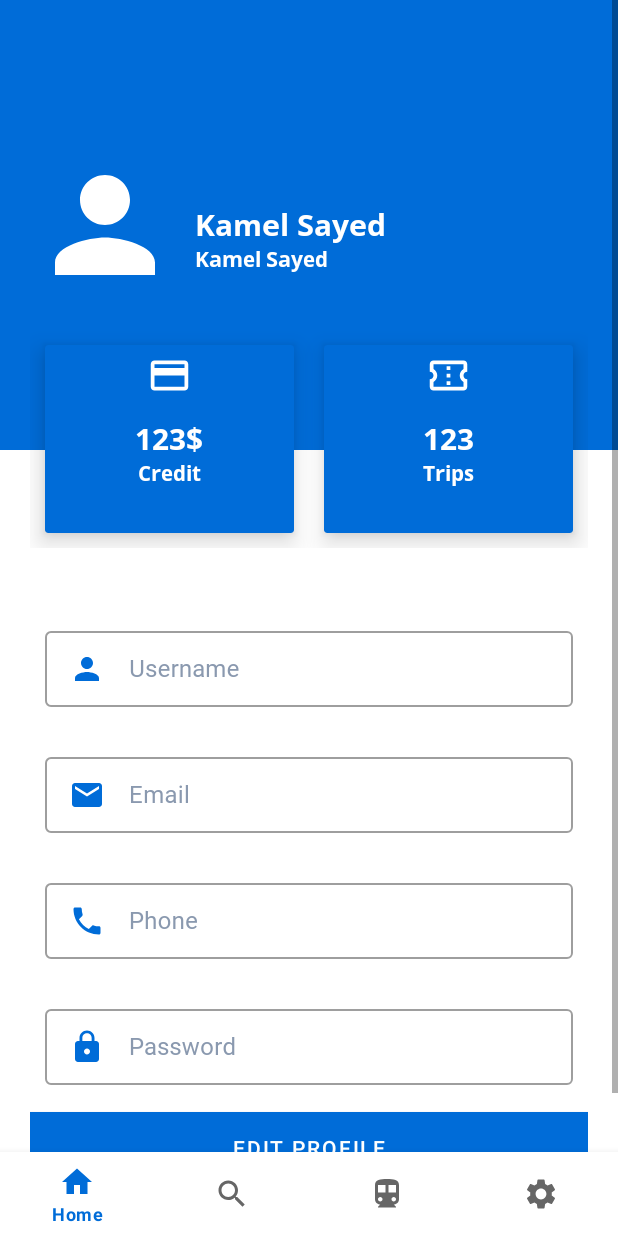
After one commit to kamelelrefaie/Metroid, an Android app: the EditProfileFragment screen opened through its navigation route, on a phone screen of 412 x 824 dp. The commit adds this screen. Run offline under Robolectric (Android 15) with nearby library versions, the phone set to English and light mode, and no system bars; our stand-ins replace Dagger/Hilt's generated code, navigation-ui; pictures from the network do not load.

Commit message:
working with edit profile

```diff
--- a/app/src/main/java/com/example/metroid/ui/view/main_Cycle/SettingsFragment.kt
+++ b/app/src/main/java/com/example/metroid/ui/view/main_Cycle/SettingsFragment.kt
@@ -49,6 +49,13 @@ class SettingsFragment : Fragment() {
 
         }
 
+        fragmentSettingsBinding.cvEditProfile.setOnClickListener {
+            findNavController().navigate(SettingsFragmentDirections.actionSettingsFragmentToEditProfileFragment())
+            if (requireActivity() is HomeActivity) {
+                (activity as HomeActivity).hideBottomNavigationView()
+            }
+        }
+
         return fragmentSettingsBinding.root
     }
 
--- /dev/null
+++ b/app/src/main/java/com/example/metroid/ui/view/settings_cycle/EditProfileFragment.kt
@@ -0,0 +1,21 @@
+package com.example.metroid.ui.view.settings_cycle
+
+import android.os.Bundle
+import android.view.LayoutInflater
+import android.view.View
+import android.view.ViewGroup
+import androidx.fragment.app.Fragment
+import com.example.metroid.databinding.FragmentEditProfileBinding
+
+class EditProfileFragment: Fragment(){
+
+    private lateinit var editProfileBinding: FragmentEditProfileBinding
+    override fun onCreateView(
+        inflater: LayoutInflater, container: ViewGroup?,
+        savedInstanceState: Bundle?
+    ): View {
+        editProfileBinding= FragmentEditProfileBinding.inflate(inflater)
+
+        return editProfileBinding.root
+    }
+}
--- /dev/null
+++ b/app/src/main/res/drawable/ic_credit.xml
@@ -0,0 +1,5 @@
+<vector android:height="24dp" android:tint="#FFFFFF"
+    android:viewportHeight="24" android:viewportWidth="24"
+    android:width="24dp" xmlns:android="http://schemas.android.com/apk/res/android">
+    <path android:fillColor="@android:color/white" android:pathData="M20,4L4,4c-1.11,0 -1.99,0.89 -1.99,2L2,18c0,1.11 0.89,2 2,2h16c1.11,0 2,-0.89 2,-2L22,6c0,-1.11 -0.89,-2 -2,-2zM20,18L4,18v-6h16v6zM20,8L4,8L4,6h16v2z"/>
+</vector>
--- /dev/null
+++ b/app/src/main/res/drawable/ic_trips.xml
@@ -0,0 +1,5 @@
+<vector android:height="24dp" android:tint="#FFFFFF"
+    android:viewportHeight="24" android:viewportWidth="24"
+    android:width="24dp" xmlns:android="http://schemas.android.com/apk/res/android">
+    <path android:fillColor="@android:color/white" android:pathData="M22,10L22,6c0,-1.11 -0.9,-2 -2,-2L4,4c-1.1,0 -1.99,0.89 -1.99,2v4c1.1,0 1.99,0.9 1.99,2s-0.89,2 -2,2v4c0,1.1 0.9,2 2,2h16c1.1,0 2,-0.9 2,-2v-4c-1.1,0 -2,-0.9 -2,-2s0.9,-2 2,-2zM20,8.54c-1.19,0.69 -2,1.99 -2,3.46s0.81,2.77 2,3.46L20,18L4,18v-2.54c1.19,-0.69 2,-1.99 2,-3.46 0,-1.48 -0.8,-2.77 -1.99,-3.46L4,6h16v2.54zM11,15h2v2h-2zM11,11h2v2h-2zM11,7h2v2h-2z"/>
+</vector>
--- /dev/null
+++ b/app/src/main/res/layout/fragment_edit_profile.xml
@@ -0,0 +1,264 @@
+<?xml version="1.0" encoding="utf-8"?>
+<LinearLayout xmlns:android="http://schemas.android.com/apk/res/android"
+    android:layout_width="match_parent"
+    android:layout_height="match_parent"
+    xmlns:tools="http://schemas.android.com/tools"
+    xmlns:app="http://schemas.android.com/apk/res-auto"
+    tools:context="ui.view.settings_cycle.EditProfileFragment">
+
+
+    <ScrollView
+        android:layout_width="match_parent"
+        android:layout_height="match_parent"
+        >
+
+        <LinearLayout
+            android:layout_width="match_parent"
+            android:layout_height="match_parent"
+            android:orientation="vertical">
+
+
+            <RelativeLayout
+                android:layout_width="match_parent"
+                android:layout_height="300dp"
+                android:background="@color/primaryColor"
+                android:padding="20dp">
+
+                <ImageView
+                    android:id="@+id/ivProfile"
+                    android:layout_width="100dp"
+                    android:layout_height="100dp"
+                    android:layout_centerVertical="true"
+                    android:src="@drawable/ic_person" />
+
+                <TextView
+                    android:id="@+id/tvFullName"
+                    android:layout_width="wrap_content"
+                    android:layout_height="wrap_content"
+                    android:layout_centerVertical="true"
+                    android:layout_marginStart="10dp"
+                    android:layout_toRightOf="@+id/ivProfile"
+                    android:fontFamily="@font/open_sans_bold"
+                    android:includeFontPadding="false"
+                    android:text="Kamel Sayed"
+                    android:textColor="@color/primaryTextColor"
+                    android:textSize="20dp" />
+
+                <TextView
+                    android:layout_width="wrap_content"
+                    android:layout_height="wrap_content"
+                    android:layout_below="@+id/tvFullName"
+                    android:layout_marginStart="10dp"
+                    android:layout_toRightOf="@+id/ivProfile"
+                    android:fontFamily="@font/open_sans_bold"
+                    android:includeFontPadding="false"
+                    android:text="Kamel Sayed"
+                    android:textColor="@color/primaryTextColor"
+                    android:textSize="14sp" />
+            </RelativeLayout>
+
+            <LinearLayout
+                android:layout_width="match_parent"
+                android:layout_height="wrap_content"
+                android:layout_marginTop="-100dp"
+                android:padding="20dp">
+
+                <androidx.cardview.widget.CardView
+                    android:layout_width="0dp"
+                    android:layout_height="125dp"
+                    android:layout_margin="10dp"
+                    android:layout_weight="1"
+                    app:cardBackgroundColor="@color/primaryColor"
+                    app:cardElevation="10dp">
+
+                    <RelativeLayout
+                        android:layout_width="match_parent"
+                        android:layout_height="match_parent"
+                        android:padding="5dp">
+
+                        <ImageView
+                            android:layout_width="30dp"
+                            android:layout_height="30dp"
+                            android:layout_centerHorizontal="true"
+                            android:src="@drawable/ic_credit" />
+
+                        <TextView
+                            android:id="@+id/tvCredit"
+                            android:layout_width="wrap_content"
+                            android:layout_height="wrap_content"
+                            android:layout_centerInParent="true"
+                            android:fontFamily="@font/open_sans_bold"
+                            android:includeFontPadding="false"
+                            android:text="123$"
+                            android:textColor="@color/primaryTextColor"
+                            android:textSize="20dp" />
+
+                        <TextView
+                            android:id="@+id/tvDesc"
+                            android:layout_width="wrap_content"
+                            android:layout_height="wrap_content"
+                            android:layout_below="@+id/tvCredit"
+
+                            android:layout_centerInParent="true"
+                            android:fontFamily="@font/open_sans_bold"
+                            android:includeFontPadding="false"
+                            android:text="Credit"
+                            android:textColor="@color/primaryTextColor"
+                            android:textSize="14sp" />
+                    </RelativeLayout>
+                </androidx.cardview.widget.CardView>
+
+                <androidx.cardview.widget.CardView
+                    android:layout_width="0dp"
+                    android:layout_height="125dp"
+                    android:layout_margin="10dp"
+                    android:layout_weight="1"
+                    app:cardBackgroundColor="@color/primaryColor"
+                    app:cardElevation="10dp">
+
+                    <RelativeLayout
+                        android:layout_width="match_parent"
+                        android:layout_height="match_parent"
+                        android:padding="5dp">
+
+                        <ImageView
+                            android:layout_width="30dp"
+                            android:layout_height="30dp"
+                            android:layout_centerHorizontal="true"
+                            android:src="@drawable/ic_trips" />
+
+                        <TextView
+                            android:id="@+id/tvTrip"
+                            android:layout_width="wrap_content"
+                            android:layout_height="wrap_content"
+                            android:layout_centerInParent="true"
+                            android:fontFamily="@font/open_sans_bold"
+                            android:includeFontPadding="false"
+                            android:text="123"
+                            android:textColor="@color/primaryTextColor"
+                            android:textSize="20dp" />
+
+                        <TextView
+                            android:id="@+id/tvDescTrip"
+                            android:layout_width="wrap_content"
+                            android:layout_height="wrap_content"
+                            android:layout_below="@+id/tvTrip"
+                            android:layout_centerInParent="true"
+                            android:layout_centerHorizontal="true"
+
+                            android:fontFamily="@font/open_sans_bold"
+                            android:includeFontPadding="false"
+                            android:text="Trips"
+                            android:textColor="@color/primaryTextColor"
+                            android:textSize="14sp" />
+                    </RelativeLayout>
+                </androidx.cardview.widget.CardView>
+
+            </LinearLayout>
+
+            <LinearLayout
+                android:layout_width="match_parent"
+                android:layout_height="wrap_content"
+                android:orientation="vertical"
+                android:padding="20dp">
+
+                <com.google.android.material.textfield.TextInputLayout
+                    style="@style/Widget.MaterialComponents.TextInputLayout.OutlinedBox.Dense"
+                    android:layout_width="match_parent"
+                    android:layout_height="wrap_content"
+                    android:layout_marginBottom="8dp"
+                    android:padding="10dp"
+                    android:textColorHint="#FF8A99AF">
+
+                    <EditText
+                        android:id="@+id/etUserName"
+                        android:layout_width="match_parent"
+                        android:layout_height="match_parent"
+                        android:drawableLeft="@drawable/ic_person_blue"
+                        android:drawablePadding="16dp"
+                        android:fontFamily="@font/calibri"
+                        android:hint="Username"
+                        android:inputType="text"
+                        android:maxLines="1"
+                        android:textColor="@android:color/black"
+                        android:textSize="16sp" />
+                </com.google.android.material.textfield.TextInputLayout>
+
+                <com.google.android.material.textfield.TextInputLayout
+                    style="@style/Widget.MaterialComponents.TextInputLayout.OutlinedBox.Dense"
+                    android:layout_width="match_parent"
+                    android:layout_height="wrap_content"
+                    android:layout_marginBottom="8dp"
+                    android:padding="10dp"
+                    android:textColorHint="#FF8A99AF">
+
+                    <EditText
+                        android:id="@+id/etEmail"
+                        android:layout_width="match_parent"
+                        android:layout_height="match_parent"
+                        android:drawableLeft="@drawable/ic_email"
+                        android:drawablePadding="16dp"
+                        android:fontFamily="@font/calibri"
+                        android:hint="Email"
+                        android:inputType="textEmailAddress"
+                        android:maxLines="1"
+                        android:textColor="@android:color/black"
+                        android:textSize="16sp" />
+                </com.google.android.material.textfield.TextInputLayout>
+
+                <com.google.android.material.textfield.TextInputLayout
+                    style="@style/Widget.MaterialComponents.TextInputLayout.OutlinedBox.Dense"
+                    android:layout_width="match_parent"
+                    android:layout_height="wrap_content"
+                    android:layout_marginBottom="8dp"
+                    android:padding="10dp"
+                    android:textColorHint="#FF8A99AF">
+
+                    <EditText
+                        android:id="@+id/etPhone"
+                        android:layout_width="match_parent"
+                        android:layout_height="match_parent"
+                        android:drawableLeft="@drawable/ic_phone"
+                        android:drawablePadding="16dp"
+                        android:fontFamily="@font/calibri"
+                        android:hint="Phone"
+                        android:inputType="phone"
+                        android:maxLines="1"
+                        android:textColor="@android:color/black"
+                        android:textSize="16sp" />
+                </com.google.android.material.textfield.TextInputLayout>
+
+                <com.google.android.material.textfield.TextInputLayout
+                    style="@style/Widget.MaterialComponents.TextInputLayout.OutlinedBox.Dense"
+                    android:layout_width="match_parent"
+                    android:layout_height="wrap_content"
+                    android:layout_marginBottom="8dp"
+                    android:padding="10dp"
+                    android:textColorHint="#FF8A99AF">
+
+                    <EditText
+                        android:id="@+id/etPassword"
+                        android:layout_width="match_parent"
+                        android:layout_height="match_parent"
+                        android:drawableLeft="@drawable/ic_lock"
+                        android:drawablePadding="16dp"
+                        android:fontFamily="@font/calibri"
+                        android:hint="@string/password"
+                        android:inputType="textPassword"
+                        android:maxLines="1"
+                        android:textColor="@android:color/black"
+                        android:textSize="16sp" />
+                </com.google.android.material.textfield.TextInputLayout>
+
+                <Button
+                    android:id="@+id/btnEditProfile"
+                    android:layout_width="match_parent"
+                    android:layout_height="wrap_content"
+                    android:background="@color/primaryColor"
+                    android:text="Edit Profile"
+                    android:textColor="@color/primaryTextColor" />
+            </LinearLayout>
+
+        </LinearLayout>
+    </ScrollView>
+</LinearLayout>
--- a/app/src/main/res/navigation/main_nav_graph.xml
+++ b/app/src/main/res/navigation/main_nav_graph.xml
@@ -38,6 +38,9 @@
         <action
             android:id="@+id/action_settingsFragment_to_feedbackFragment"
             app:destination="@id/feedbackFragment" />
+        <action
+            android:id="@+id/action_settingsFragment_to_editProfileFragment"
+            app:destination="@id/editProfileFragment" />
     </fragment>
     <fragment
         android:id="@+id/trainsFragment"
@@ -93,4 +96,8 @@
         android:id="@+id/feedbackFragment"
         android:name="com.example.metroid.ui.view.settings_cycle.FeedbackFragment"
         android:label="FeedbackFragment" />
+    <fragment
+        android:id="@+id/editProfileFragment"
+        android:name="com.example.metroid.ui.view.settings_cycle.EditProfileFragment"
+        android:label="EditProfileFragment" />
 </navigation>
```
